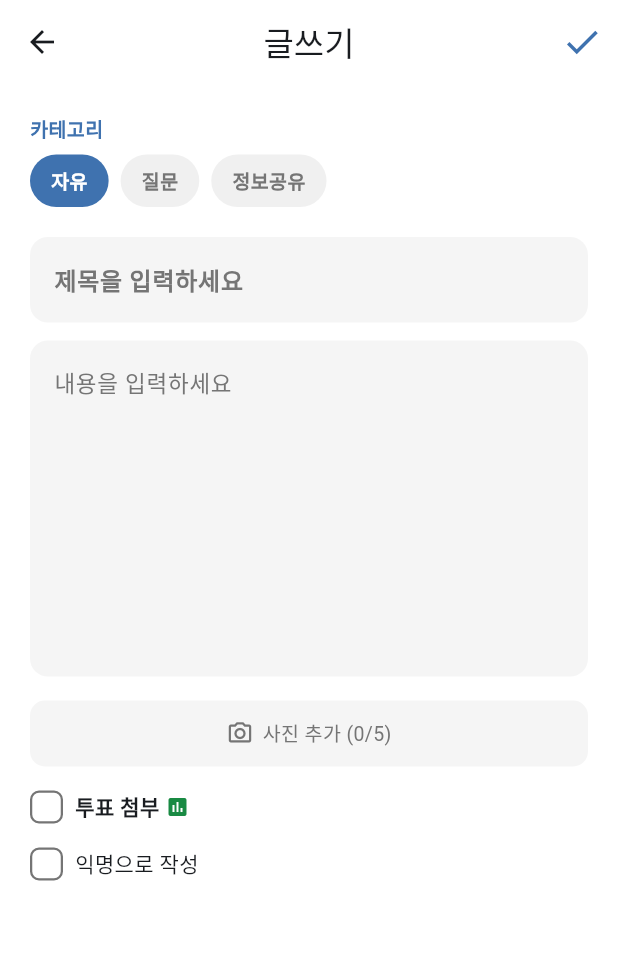
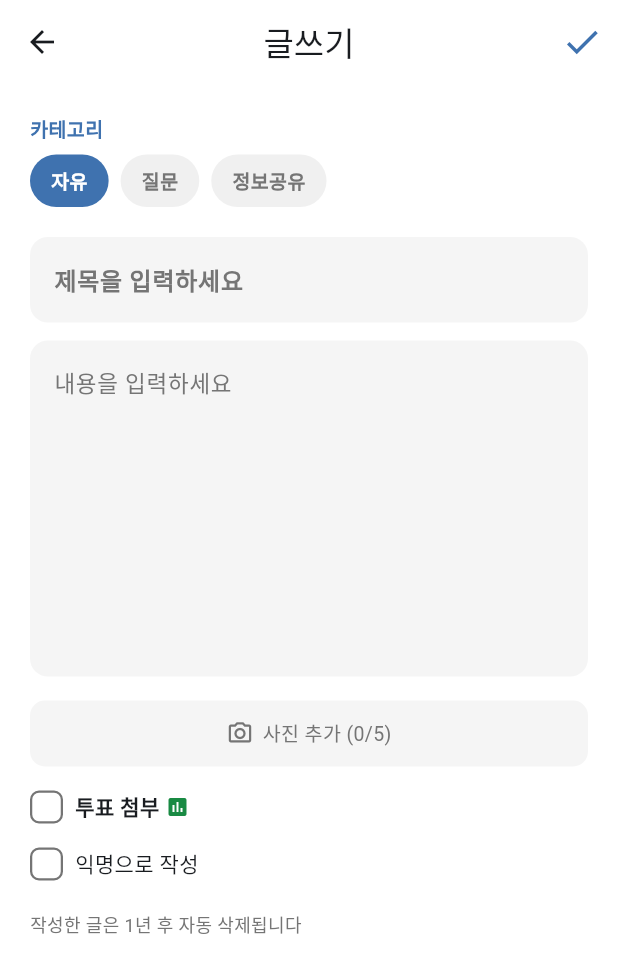
Before and after one commit to Monkshark/hansol_hs_flutter_app, a Flutter app: the WritePostScreen screen opened directly, on a phone screen of 412 x 824 dp. Shown: the top 973 px of the screen. Run offline on Flutter 3.47's test engine with Material 3 defaults, Android fonts, the phone set to English and light mode, and no system bars; our stand-ins replace cloud_firestore, connectivity_plus, firebase_auth, firebase_core, firebase_messaging, firebase_storage and 12 more; accounts and stored records are empty; generated files the repository leaves out were written again; network calls fail.

Commit message:
Pinned posts (공지) system
- Max 3 pinned posts, admin/manager only
- Board list: pinned posts shown at top with red pin icon
- Post detail: pin/unpin in popup menu (manager+)
- Write post: "공지로 등록" checkbox for managers
- Home preview: most recent pinned post shown first
- Auto-delete notice: "작성한 글은 1년 후 자동 삭제됩니다"

```diff
--- a/lib/screens/board/write_post_screen.dart
+++ b/lib/screens/board/write_post_screen.dart
@@ -44,6 +44,7 @@ class _WritePostScreenState extends State<WritePostScreen> {
   late final TextEditingController _eventContentController;
   bool _saving = false;
   bool _isAnonymous = false;
+  bool _isPinned = false;
 
   bool _attachEvent = false;
   DateTime? _eventDate;
@@ -266,6 +267,39 @@ class _WritePostScreenState extends State<WritePostScreen> {
                   Text('익명으로 작성', style: TextStyle(fontSize: 14, color: textColor)),
                 ],
               ),
+            ),
+
+            if (AuthService.cachedProfile?.isManager == true) ...[
+              const SizedBox(height: 16),
+              GestureDetector(
+                onTap: () => setState(() => _isPinned = !_isPinned),
+                child: Row(
+                  children: [
+                    Container(
+                      width: 22, height: 22,
+                      decoration: BoxDecoration(
+                        color: _isPinned ? Colors.red : Colors.transparent,
+                        borderRadius: BorderRadius.circular(6),
+                        border: Border.all(
+                          color: _isPinned ? Colors.red : AppColors.theme.darkGreyColor,
+                          width: 1.5,
+                        ),
+                      ),
+                      child: _isPinned ? const Icon(Icons.check, size: 16, color: Colors.white) : null,
+                    ),
+                    const SizedBox(width: 8),
+                    Text('공지로 등록', style: TextStyle(fontSize: 14, fontWeight: FontWeight.w600, color: textColor)),
+                    const SizedBox(width: 4),
+                    const Icon(Icons.push_pin, size: 16, color: Colors.red),
+                  ],
+                ),
+              ),
+            ],
+
+            const SizedBox(height: 20),
+            Text(
+              '작성한 글은 1년 후 자동 삭제됩니다',
+              style: TextStyle(fontSize: 12, color: AppColors.theme.darkGreyColor),
             ),
           ],
         ),
@@ -737,7 +771,12 @@ class _WritePostScreenState extends State<WritePostScreen> {
       'authorUid': AuthService.currentUser!.uid,
       'authorName': displayName,
       'isAnonymous': _isAnonymous,
+      'isPinned': _isPinned,
     };
+
+    if (_isPinned) {
+      postData['pinnedAt'] = FieldValue.serverTimestamp();
+    }
 
     if (_attachPoll) {
       final options = _pollControllers
```
Also changed, not shown: lib/screens/board/board_screen.dart (+20 -0 lines), lib/screens/board/post_detail_screen.dart (+47 -0 lines), lib/screens/main/home_screen.dart (+48 -9 lines).
